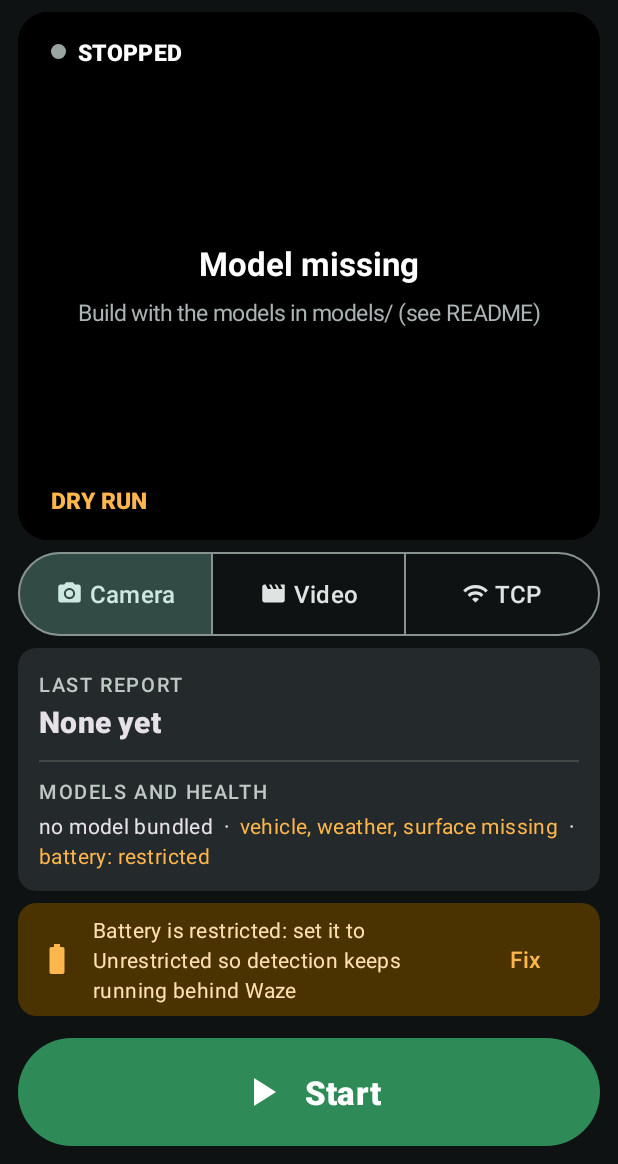
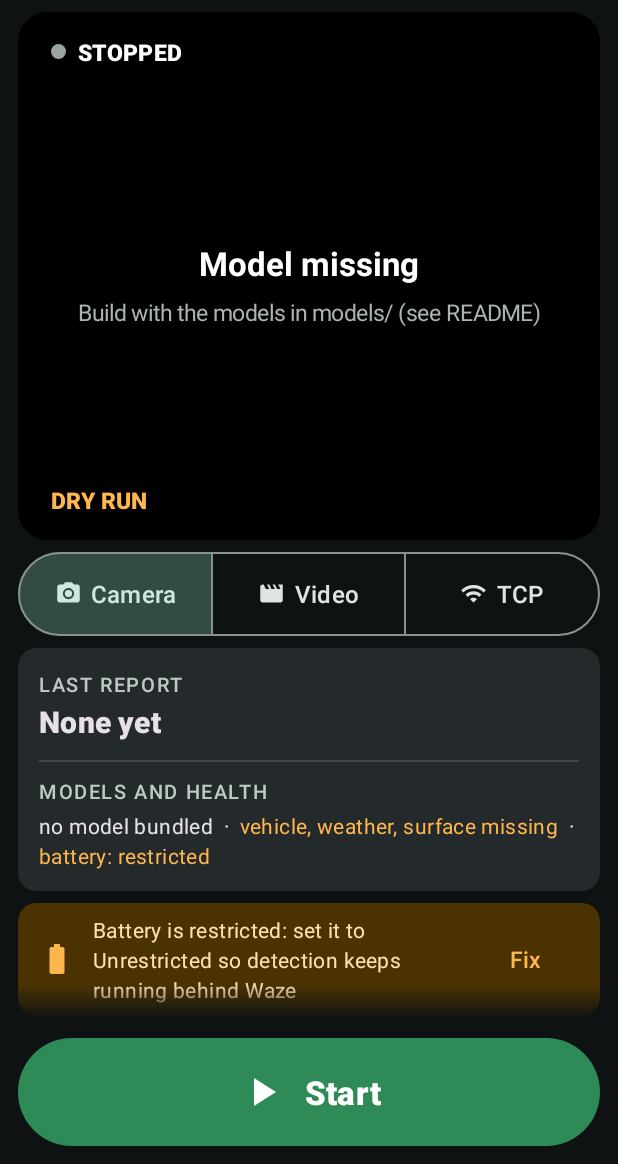
Before and after one commit to blakepennel/wazeomatic, an Android app: the screen it shows after launch (MainActivity), on a phone screen of 412 x 824 dp, the part 72-1236 px from its top. Run offline under Robolectric (Android 15) with nearby library versions, the phone set to English and light mode, and no system bars; libraries missing offline, so code that uses them is left out: ai.onnxruntime.

Commit message:
Tidy the overlay labels, source buttons, sliders and clip list

```diff
--- a/android/detector/app/src/main/java/com/wazeomatic/detector/ClipPicker.kt
+++ b/android/detector/app/src/main/java/com/wazeomatic/detector/ClipPicker.kt
@@ -213,7 +213,7 @@ class ClipPicker(private val act: AppCompatActivity, private val onChosen: (Stri
         }
 
         private fun bindInfo(h: Holder, f: File, info: Clips.Info?) {
-            h.info.text = Clips.describe(f, info)
+            h.info.text = Clips.describe(f, info, twoLines = true)
             if (info?.thumb != null) h.thumb.setImageBitmap(info.thumb) else h.thumb.setImageResource(R.drawable.ic_movie)
             h.thumb.scaleType = if (info?.thumb != null) ImageView.ScaleType.CENTER_CROP else ImageView.ScaleType.CENTER_INSIDE
         }
--- a/android/detector/app/src/main/java/com/wazeomatic/detector/SettingsActivity.kt
+++ b/android/detector/app/src/main/java/com/wazeomatic/detector/SettingsActivity.kt
@@ -251,6 +251,7 @@ class SettingsActivity : AppCompatActivity() {
         val layout = row.findViewById<TextInputLayout>(R.id.settingInputLayout)
         val edit = row.findViewById<TextInputEditText>(R.id.settingEdit)
         layout.placeholderText = spec.hint
+        layout.isExpandedHintEnabled = false     // show the example while the field is empty, not only when focused
         edit.setText(value(spec.key))
         edit.contentDescription = spec.title
         if (spec.numeric) edit.inputType = InputType.TYPE_CLASS_NUMBER
--- a/android/detector/app/src/main/res/layout-land/activity_main.xml
+++ b/android/detector/app/src/main/res/layout-land/activity_main.xml
@@ -30,7 +30,9 @@
             android:layout_width="match_parent"
             android:layout_height="0dp"
             android:layout_weight="1"
-            android:fillViewport="true">
+            android:fadingEdgeLength="24dp"
+            android:fillViewport="true"
+            android:requiresFadingEdge="vertical">
 
             <include layout="@layout/panel_controls" />
         </androidx.core.widget.NestedScrollView>
--- a/android/detector/app/src/main/res/layout/activity_main.xml
+++ b/android/detector/app/src/main/res/layout/activity_main.xml
@@ -23,7 +23,9 @@
         android:layout_width="match_parent"
         android:layout_height="0dp"
         android:layout_weight="1"
-        android:fillViewport="true">
+        android:fadingEdgeLength="24dp"
+        android:fillViewport="true"
+        android:requiresFadingEdge="vertical">
 
         <include layout="@layout/panel_controls" />
     </androidx.core.widget.NestedScrollView>
--- a/android/detector/app/src/main/res/layout/item_setting_slider.xml
+++ b/android/detector/app/src/main/res/layout/item_setting_slider.xml
@@ -1,5 +1,6 @@
 <?xml version="1.0" encoding="utf-8"?>
 <LinearLayout xmlns:android="http://schemas.android.com/apk/res/android"
+    xmlns:app="http://schemas.android.com/apk/res-auto"
     android:layout_width="match_parent"
     android:layout_height="wrap_content"
     android:orientation="vertical"
@@ -41,5 +42,6 @@
     <com.google.android.material.slider.Slider
         android:id="@+id/settingSlider"
         android:layout_width="match_parent"
-        android:layout_height="wrap_content" />
+        android:layout_height="wrap_content"
+        app:tickVisible="false" />
 </LinearLayout>
--- a/android/detector/app/src/main/res/values/themes.xml
+++ b/android/detector/app/src/main/res/values/themes.xml
@@ -86,6 +86,13 @@
         <item name="android:minHeight">56dp</item>
         <item name="android:textSize">16sp</item>
         <item name="iconGravity">textStart</item>
+        <item name="iconPadding">6dp</item>
+        <!-- the Material style pads 24dp left and right; three across on a 384dp-wide phone needs less -->
+        <item name="android:paddingLeft">8dp</item>
+        <item name="android:paddingRight">8dp</item>
+        <item name="android:paddingStart">8dp</item>
+        <item name="android:paddingEnd">8dp</item>
+        <item name="android:maxLines">1</item>
         <item name="android:insetTop">0dp</item>
         <item name="android:insetBottom">0dp</item>
     </style>
```
Also changed, not shown: android/detector/app/src/main/java/com/wazeomatic/detector/Clips.kt (+6 -5 lines), android/detector/app/src/main/java/com/wazeomatic/detector/OverlayView.kt (+27 -10 lines).
